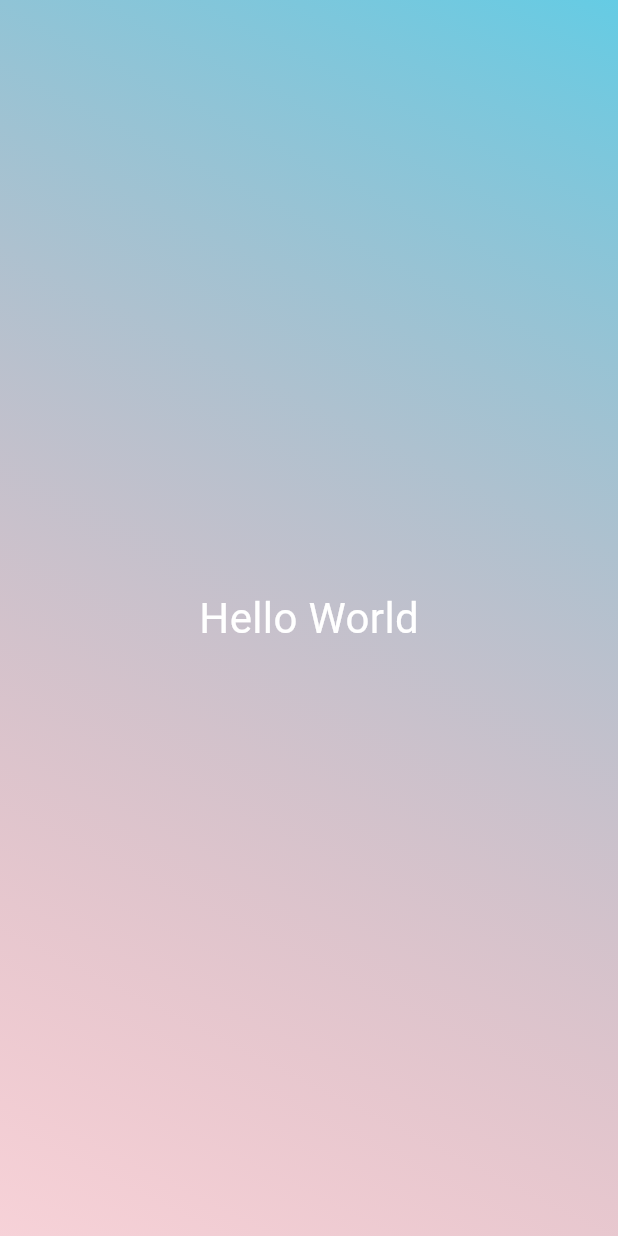
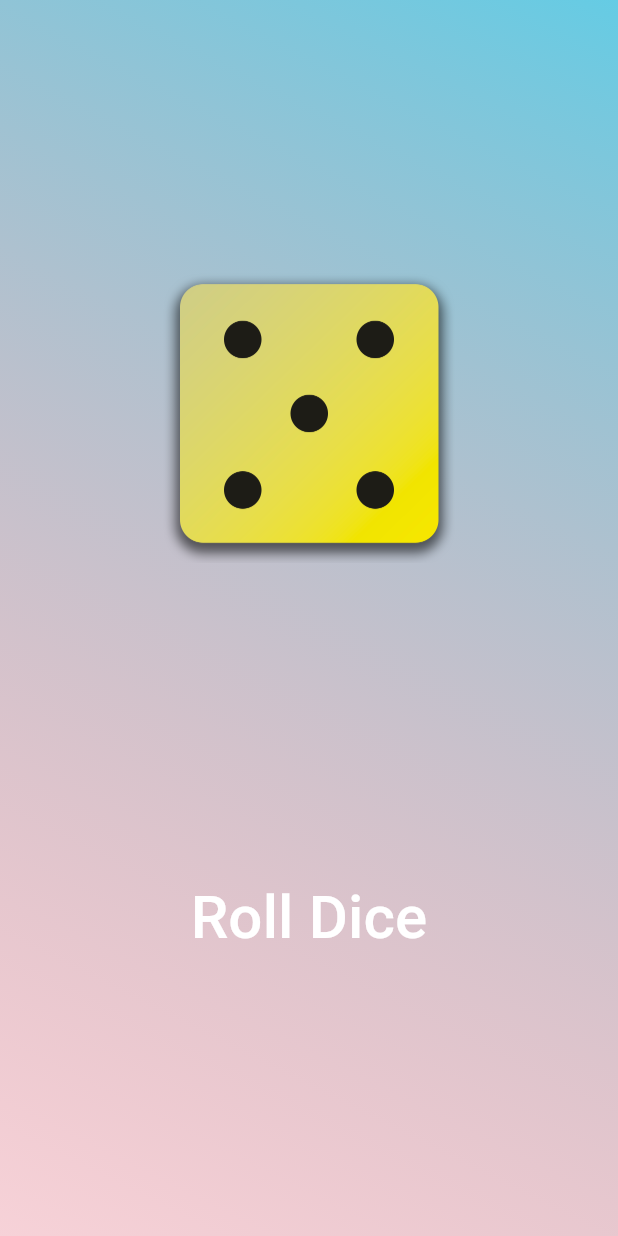
Before and after one commit to NomuraSan0/fkez, a Flutter app: the screen it shows after launch, on a phone screen of 412 x 824 dp. Run offline on Flutter 3.47's test engine with Material 3 defaults, Android fonts, the phone set to English and light mode, and no system bars.

Commit message:
first commit

```diff
--- /dev/null
+++ b/lib/diceroll.dart
@@ -0,0 +1,41 @@
+import 'dart:math';
+import 'dart:math';
+import 'package:flutter/material.dart';
+import 'package:fkez/stylet.dart';
+
+class DiceThrown extends StatefulWidget{
+  const DiceThrown({super.key});
+
+  State<DiceThrown> createState(){
+    return _DiceThrownAction();
+  }
+}
+
+class _DiceThrownAction extends State<DiceThrown>{
+
+  var dicechange = 'assets/images/dice-5.png';
+  final randoms = Random();
+  var number = 1;
+
+  Widget build(context){
+    return Column(
+          mainAxisSize:MainAxisSize.min,
+          children: [
+        Image.asset(dicechange, width: 200,),
+      const SizedBox(
+        height: 200,
+      ),
+          TextButton(
+          onPressed: (){
+            setState(() {
+              number = randoms.nextInt(6)+1;
+              dicechange = 'assets/images/dice-$number.png';
+            });
+
+          },
+          child: StyleT("Roll Dice"),
+        ),
+        ],
+        );
+  }
+}
--- a/lib/radient.dart
+++ b/lib/radient.dart
@@ -1,5 +1,6 @@
 import 'package:fkez/stylet.dart';
 import 'package:flutter/material.dart';
+import 'package:fkez/diceroll.dart';
 
 
 
@@ -14,8 +15,6 @@ Widget build(context) {
           Color.fromARGB(66, 225, 104, 104)
           ], begin: Alignment.topRight, end: Alignment.bottomLeft)),
       child: Center(
-        child: StyleT(),
-
-    ));
+        child: DiceThrown()));
   }
 }
--- a/lib/stylet.dart
+++ b/lib/stylet.dart
@@ -2,10 +2,12 @@ import 'package:flutter/material.dart';
 import 'package:fkez/radient.dart';
 
 class StyleT extends StatelessWidget{
-StyleT({super.key});
+StyleT(this.text,{super.key});
+
+var text;
 
 Widget build(context){
-    return  Text('Hello World',
-            style: TextStyle(fontSize: 28,color: Colors.white));
+    return  Text(text,
+            style: TextStyle(fontSize: 40,color: Colors.white));
   }
 }
```
Also changed, not shown: pubspec.yaml (+7 -1 lines), assets/images/dice-1.png (added), assets/images/dice-2.png (added), assets/images/dice-3.png (added), assets/images/dice-4.png (added), assets/images/dice-5.png (added), assets/images/dice-6.png (added).
